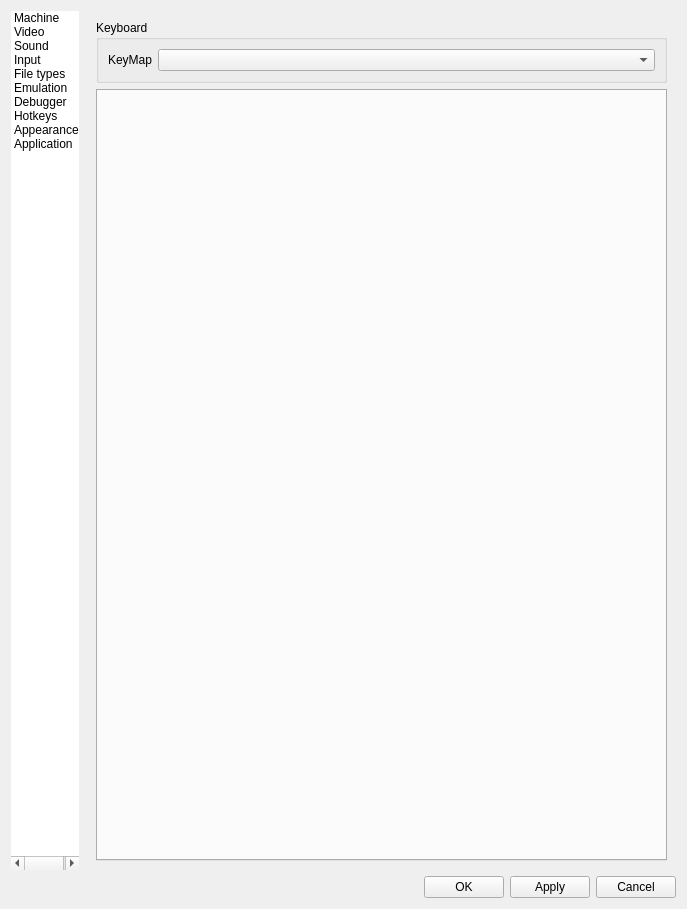
Above: ui/setupwin.ui from Volutar/xpeccy-plus before the change. Below: the same form after it.
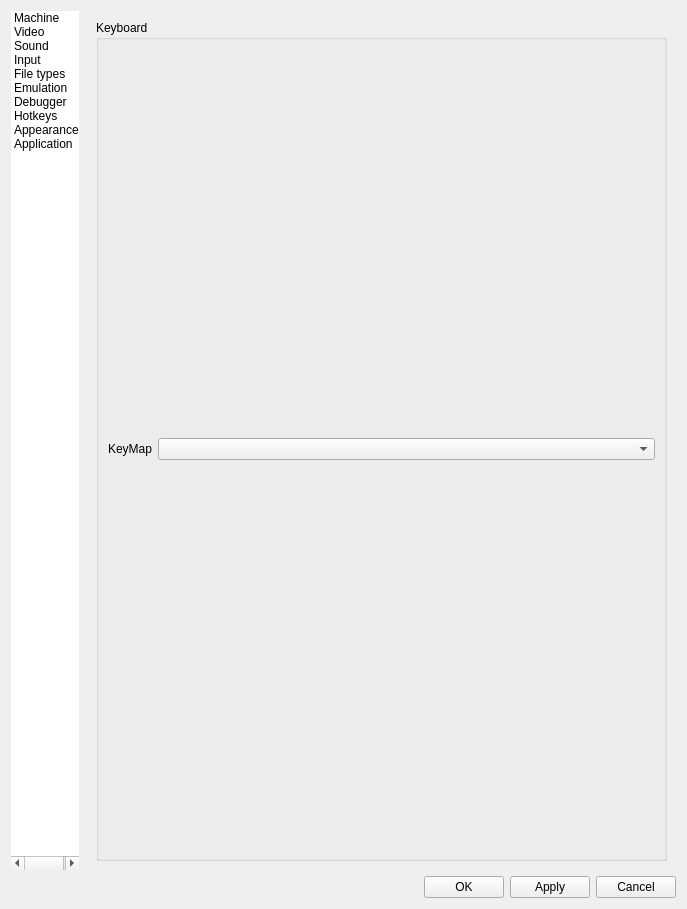
That is the form after the change. The open tabs and pages were chosen to show the change. Icons and pictures are not drawn. Custom widgets are drawn as their Qt base class.

Commit message:
Gamepads: a window of their own, a joystick per player, the keyboard as a player
Each player picks a device and the joystick it stands for, and the table shows
what the Spectrum gets and what presses it; bindings save to .pad files.

The edit to the form file:
```diff
--- a/ui/setupwin.ui
+++ b/ui/setupwin.ui
@@ -2445,13 +2445,6 @@
              </layout>
             </widget>
            </item>
-           <item>
-            <widget class="QTabWidget" name="tabsGamepad">
-             <property name="currentIndex">
-              <number>-1</number>
-             </property>
-            </widget>
-           </item>
           </layout>
          </item>
         </layout>
```
Left out of the diff: 2 changed lines with no effect on the pictures. The commit also changes 30 other files.
